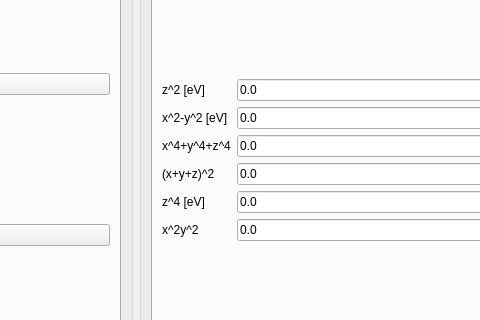
joselado/tranci, file interface_pyqt/interface.ui: the form before one commit; both pictures show x 573 to 1053 and y 123 to 443 of the 1187 by 547 pixel window.
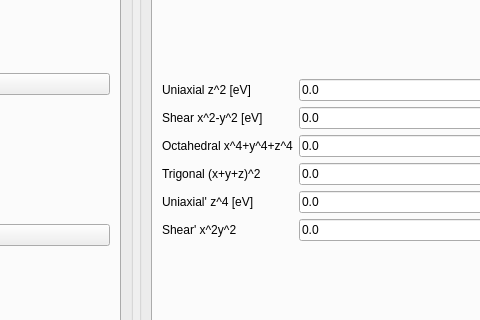
The form after the commit. The open tabs and pages were chosen to show the change.

```diff
--- a/interface_pyqt/interface.ui
+++ b/interface_pyqt/interface.ui
@@ -516,7 +516,7 @@
              <item row="0" column="0">
               <widget class="QLabel" name="label_3">
                <property name="text">
-                <string>z^2 [eV]</string>
+                <string>Uniaxial z^2 [eV]</string>
                </property>
               </widget>
              </item>
@@ -540,28 +540,28 @@
              <item row="1" column="0">
               <widget class="QLabel" name="label_4">
                <property name="text">
-                <string>x^2-y^2 [eV]</string>
+                <string>Shear x^2-y^2 [eV]</string>
                </property>
               </widget>
              </item>
              <item row="2" column="0">
               <widget class="QLabel" name="label_5">
                <property name="text">
-                <string>x^4+y^4+z^4</string>
+                <string>Octahedral x^4+y^4+z^4</string>
                </property>
               </widget>
              </item>
              <item row="4" column="0">
               <widget class="QLabel" name="label_7">
                <property name="text">
-                <string>z^4 [eV]</string>
+                <string>Uniaxial' z^4 [eV]</string>
                </property>
               </widget>
              </item>
              <item row="3" column="0">
               <widget class="QLabel" name="label_6">
                <property name="text">
-                <string>(x+y+z)^2</string>
+                <string>Trigonal (x+y+z)^2</string>
                </property>
               </widget>
              </item>
@@ -598,7 +598,7 @@
              <item row="5" column="0">
               <widget class="QLabel" name="label_11">
                <property name="text">
-                <string>x^2y^2</string>
+                <string>Shear' x^2y^2</string>
                </property>
               </widget>
              </item>
```
